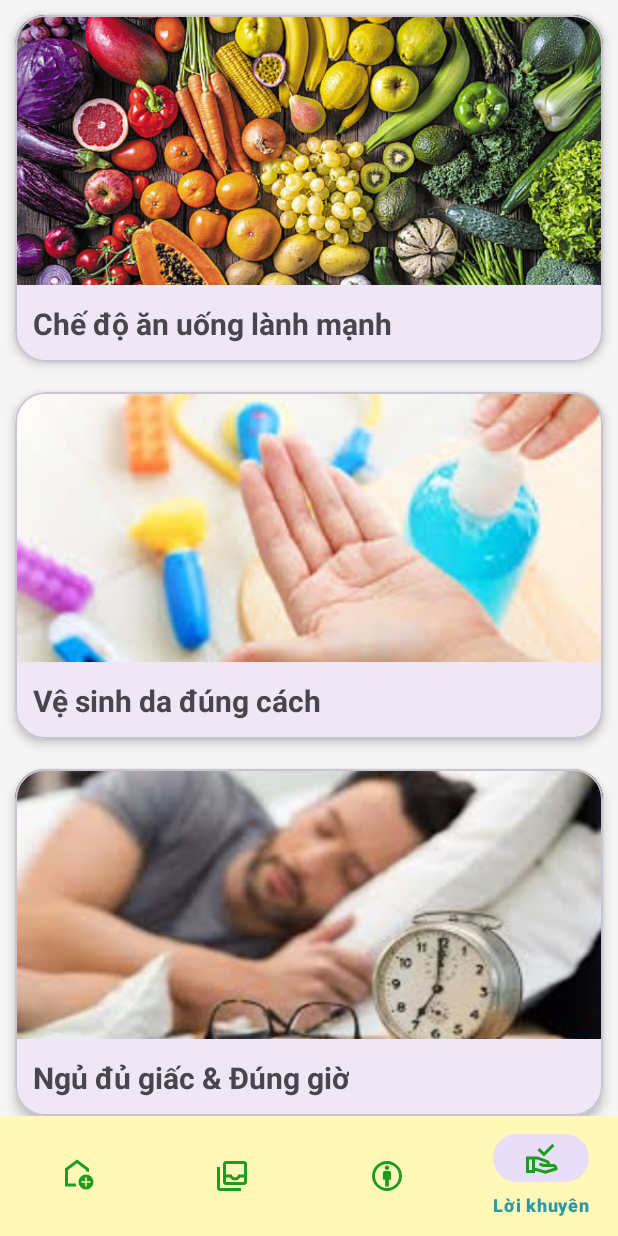
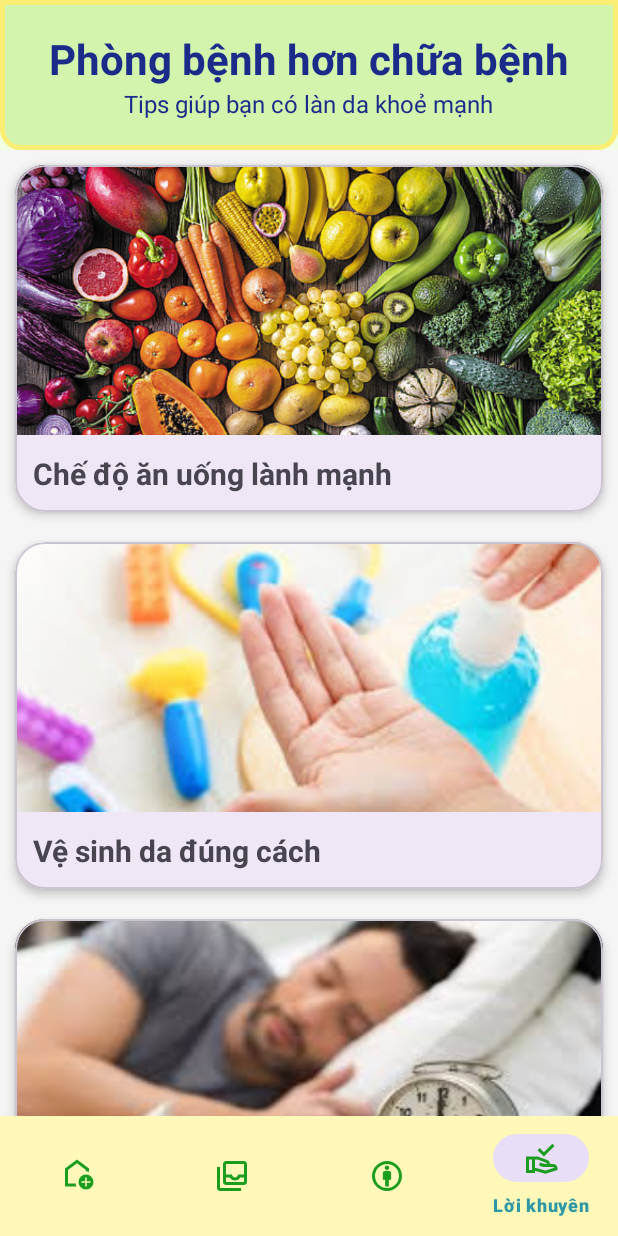
Before and after one commit to dwin05/AI-Skin-Diagnosis, an Android app: the screen it shows after launch (MainActivity), item 4 of the bottom bar chosen, on a phone screen of 412 x 824 dp. Run offline under Robolectric (Android 15) with nearby library versions, the light colour scheme and no system bars; libraries missing offline, so code that uses them is left out: org.tensorflow.lite; 1 statement that could not run was skipped.

Commit message:
sửa tí giao diện tips

```diff
--- a/app/src/main/res/layout/activity_tips_fragment.xml
+++ b/app/src/main/res/layout/activity_tips_fragment.xml
@@ -1,8 +1,41 @@
 <?xml version="1.0" encoding="utf-8"?>
 
-<androidx.recyclerview.widget.RecyclerView
+<LinearLayout
     xmlns:android="http://schemas.android.com/apk/res/android"
-    android:id="@+id/recyclerTips"
     android:layout_width="match_parent"
     android:layout_height="match_parent"
-    android:background="#F5F5F5"/>
+    android:orientation="vertical"
+    android:background="#F2FFE3">
+
+    <!-- HEADER -->
+    <LinearLayout
+        android:layout_width="match_parent"
+        android:layout_height="100dp"
+        android:background="@drawable/bg_header"
+        android:gravity="center"
+        android:orientation="vertical">
+
+        <TextView
+            android:layout_width="wrap_content"
+            android:layout_height="wrap_content"
+            android:text="Phòng bệnh hơn chữa bệnh"
+            android:textColor="#1A2B8A"
+            android:textSize="28sp"
+            android:textStyle="bold"/>
+
+        <TextView
+            android:layout_width="wrap_content"
+            android:layout_height="wrap_content"
+            android:text="Tips giúp bạn có làn da khoẻ mạnh"
+            android:textColor="#1A2B8A"
+            android:textSize="16sp"/>
+
+    </LinearLayout>
+    <androidx.recyclerview.widget.RecyclerView
+        xmlns:android="http://schemas.android.com/apk/res/android"
+        android:id="@+id/recyclerTips"
+        android:layout_width="match_parent"
+        android:layout_height="match_parent"
+        android:background="#F5F5F5"/>
+
+</LinearLayout>
```
Also changed, not shown: 1 other file.
